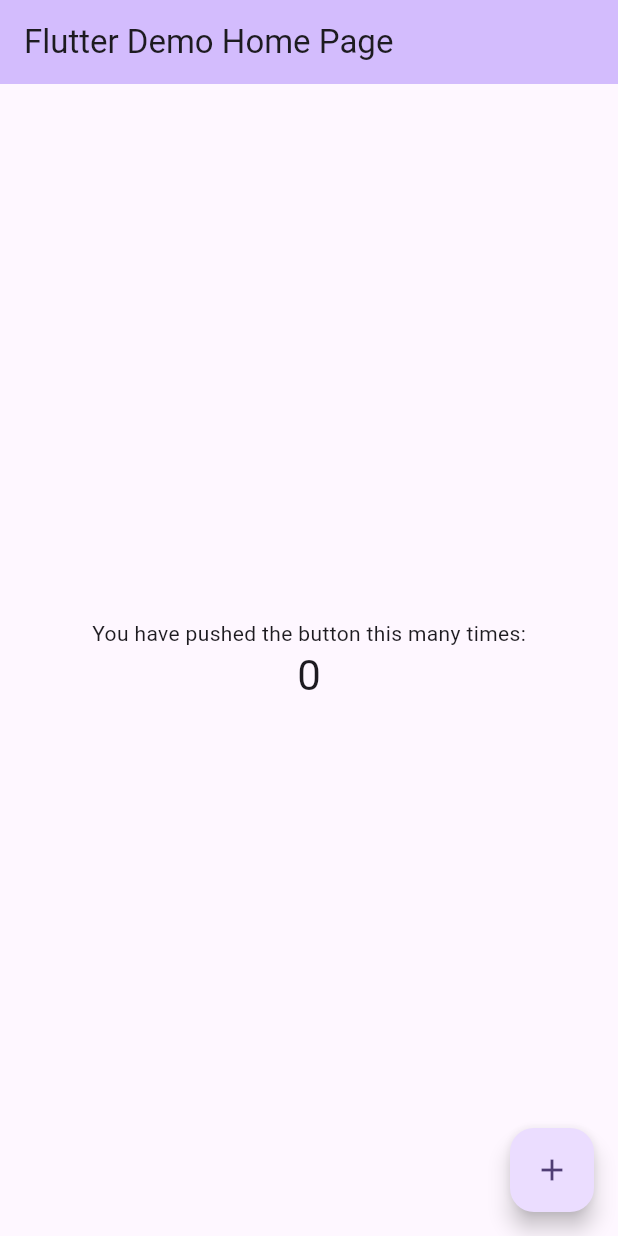
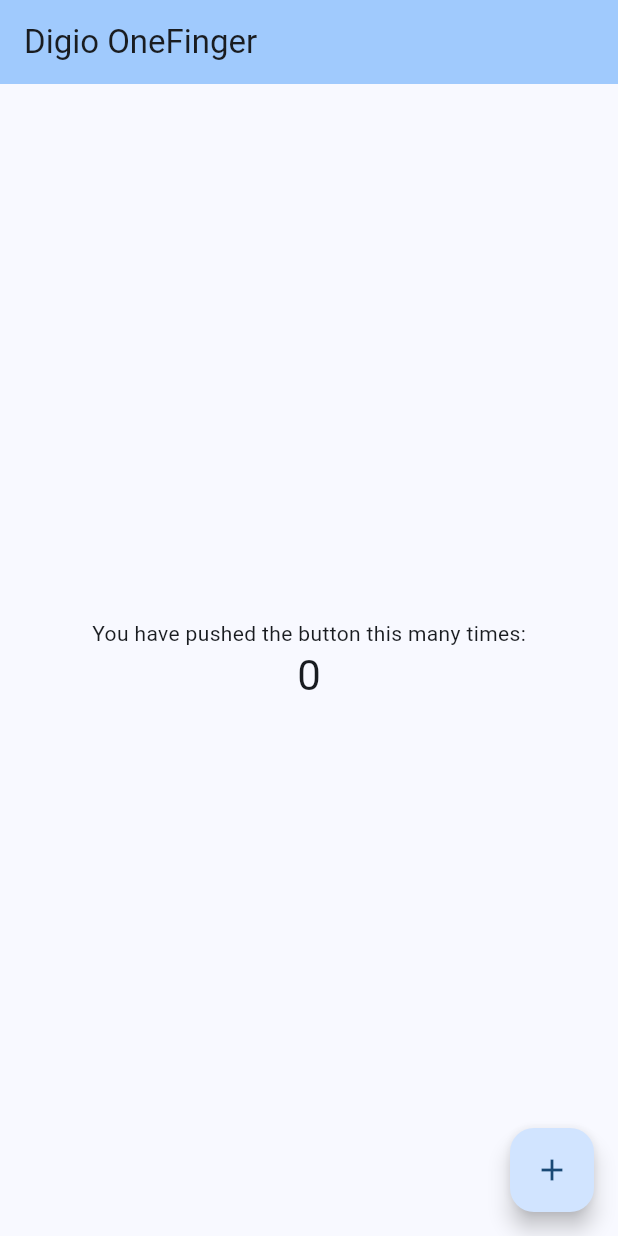
Before and after one commit to leocompiler/flutter_test_01, a Flutter app: the screen it shows after launch, on a phone screen of 412 x 824 dp. Run offline on Flutter 3.47's test engine with Material 2 defaults, Android fonts, the phone set to English and light mode, and no system bars.

Commit message:
Signed-off-by: Leonardo <leo.compiler@gmail.com>

```diff
--- a/lib/main.dart
+++ b/lib/main.dart
@@ -13,40 +13,16 @@ class MyApp extends StatelessWidget {
     return MaterialApp(
       title: 'Flutter Demo',
       theme: ThemeData(
-        // This is the theme of your application.
-        //
-        // TRY THIS: Try running your application with "flutter run". You'll see
-        // the application has a blue toolbar. Then, without quitting the app,
-        // try changing the seedColor in the colorScheme below to Colors.green
-        // and then invoke "hot reload" (save your changes or press the "hot
-        // reload" button in a Flutter-supported IDE, or press "r" if you used
-        // the command line to start the app).
-        //
-        // Notice that the counter didn't reset back to zero; the application
-        // state is not lost during the reload. To reset the state, use hot
-        // restart instead.
-        //
-        // This works for code too, not just values: Most code changes can be
-        // tested with just a hot reload.
-        colorScheme: ColorScheme.fromSeed(seedColor: Colors.deepPurple),
+        colorScheme: ColorScheme.fromSeed(seedColor: Colors.blue),
         useMaterial3: true,
       ),
-      home: const MyHomePage(title: 'Flutter Demo Home Page'),
+      home: const MyHomePage(title: 'Digio OneFinger'),
     );
   }
 }
 
 class MyHomePage extends StatefulWidget {
   const MyHomePage({super.key, required this.title});
-
-  // This widget is the home page of your application. It is stateful, meaning
-  // that it has a State object (defined below) that contains fields that affect
-  // how it looks.
-
-  // This class is the configuration for the state. It holds the values (in this
-  // case the title) provided by the parent (in this case the App widget) and
-  // used by the build method of the State. Fields in a Widget subclass are
-  // always marked "final".
 
   final String title;
 
@@ -59,31 +35,18 @@ class _MyHomePageState extends State<MyHomePage> {
 
   void _incrementCounter() {
     setState(() {
-      // This call to setState tells the Flutter framework that something has
-      // changed in this State, which causes it to rerun the build method below
-      // so that the display can reflect the updated values. If we changed
-      // _counter without calling setState(), then the build method would not be
-      // called again, and so nothing would appear to happen.
       _counter++;
     });
   }
 
   @override
   Widget build(BuildContext context) {
-    // This method is rerun every time setState is called, for instance as done
-    // by the _incrementCounter method above.
-    //
-    // The Flutter framework has been optimized to make rerunning build methods
-    // fast, so that you can just rebuild anything that needs updating rather
-    // than having to individually change instances of widgets.
+
     return Scaffold(
       appBar: AppBar(
-        // TRY THIS: Try changing the color here to a specific color (to
-        // Colors.amber, perhaps?) and trigger a hot reload to see the AppBar
-        // change color while the other colors stay the same.
+
         backgroundColor: Theme.of(context).colorScheme.inversePrimary,
-        // Here we take the value from the MyHomePage object that was created by
-        // the App.build method, and use it to set our appbar title.
+
         title: Text(widget.title),
       ),
       body: Center(
```
Also changed, not shown: 1 other file.
